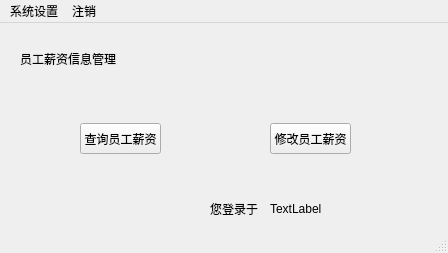
The window that ManageSystem/salary.ui (skyformat99/ManagerSystem) describes before a commit, drawn with Qt 5.
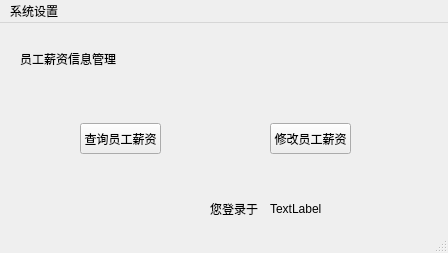
The same window after the commit.

Patch:
```diff
--- a/ManageSystem/salary.ui
+++ b/ManageSystem/salary.ui
@@ -96,14 +96,9 @@
     <addaction name="aboutAction"/>
     <addaction name="helpAction"/>
     <addaction name="alterAction"/>
-   </widget>
-   <widget class="QMenu" name="menu_2">
-    <property name="title">
-     <string>注销</string>
-    </property>
+    <addaction name="logoutAction"/>
    </widget>
    <addaction name="menu"/>
-   <addaction name="menu_2"/>
   </widget>
   <widget class="QStatusBar" name="statusbar"/>
   <action name="aboutAction">
```
Left out of the diff: 5 changed lines with no effect on the pictures.
